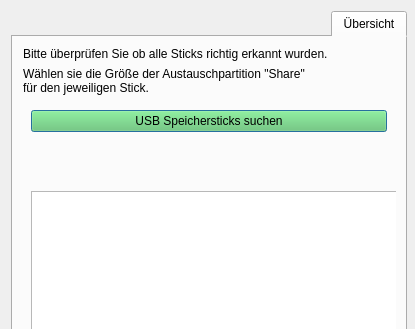
This is usbcreator.ui in valueerrorx/life-usbcreator as Qt 5 draws it before an edit; both pictures show x 0 to 415 and y 0 to 329 of the 415 by 552 pixel window. The edited form follows.
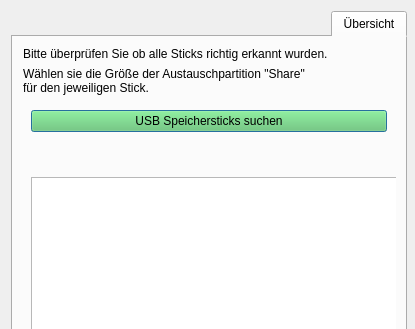
This is the edited form. Icons and pictures are not drawn.

Patch:
```diff
--- a/usbcreator.ui
+++ b/usbcreator.ui
@@ -163,7 +163,7 @@
           </font>
          </property>
          <property name="text">
-          <string>&lt;html&gt;&lt;head/&gt;&lt;body&gt;&lt;p&gt;&lt;br/&gt;&lt;/p&gt;&lt;/body&gt;&lt;/html&gt;</string>
+          <string>&lt;html&gt;&lt;head/&gt;&lt;body&gt;&lt;p/&gt;&lt;/body&gt;&lt;/html&gt;</string>
          </property>
          <property name="alignment">
           <set>Qt::AlignLeading|Qt::AlignLeft|Qt::AlignTop</set>
```
